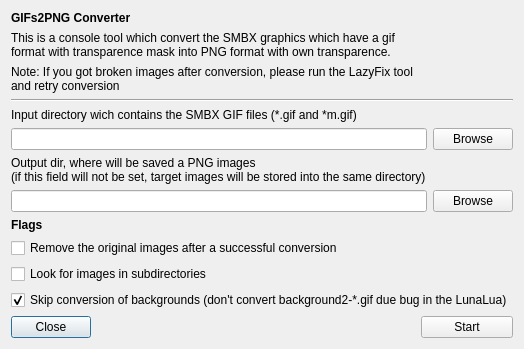
Above: Editor/tools/external_tools/gifs2png_gui.ui from WohlSoft/Moondust-Project before the change. Below: the same form after it.
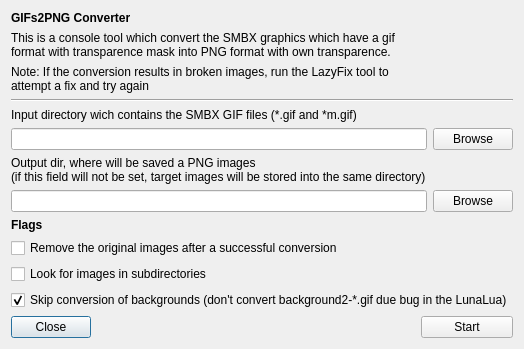
That is the form after the change. Icons and pictures are not drawn.

```diff
--- a/Editor/tools/external_tools/gifs2png_gui.ui
+++ b/Editor/tools/external_tools/gifs2png_gui.ui
@@ -36,7 +36,7 @@
    <item row="2" column="0" colspan="3">
     <widget class="QLabel" name="label_7">
      <property name="text">
-      <string>Note: If you got broken images after conversion, please run the LazyFix tool and retry conversion</string>
+      <string>Note: If the conversion results in broken images, run the LazyFix tool to attempt a fix and try again</string>
      </property>
      <property name="alignment">
       <set>Qt::AlignLeading|Qt::AlignLeft|Qt::AlignTop</set>
```
